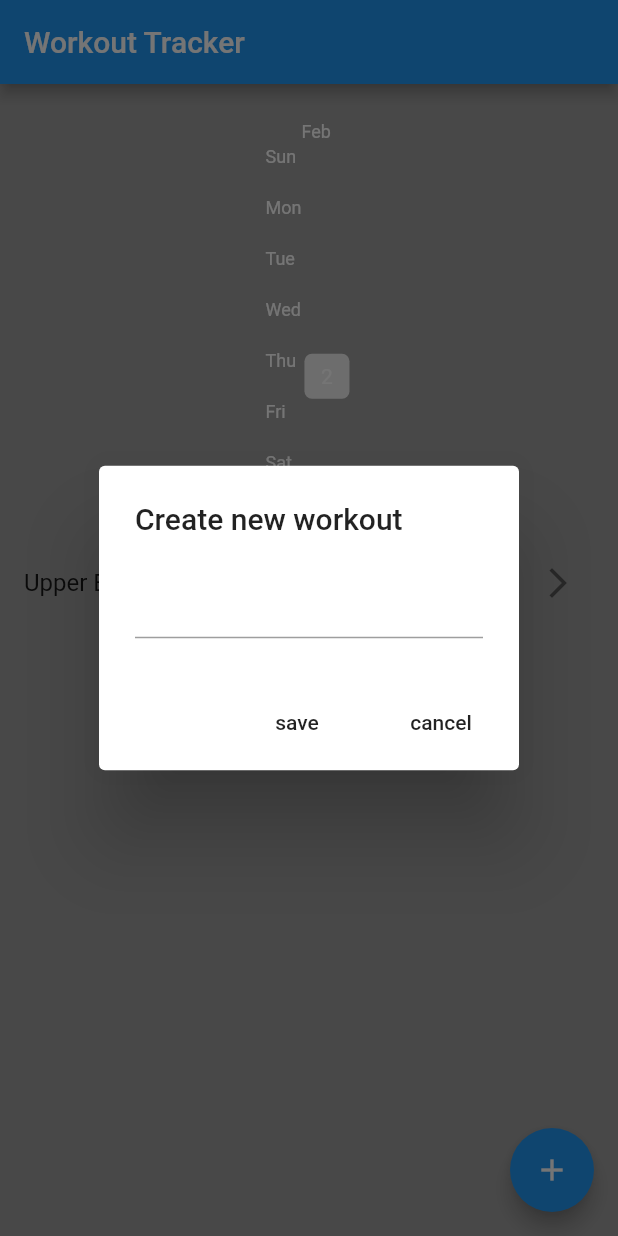
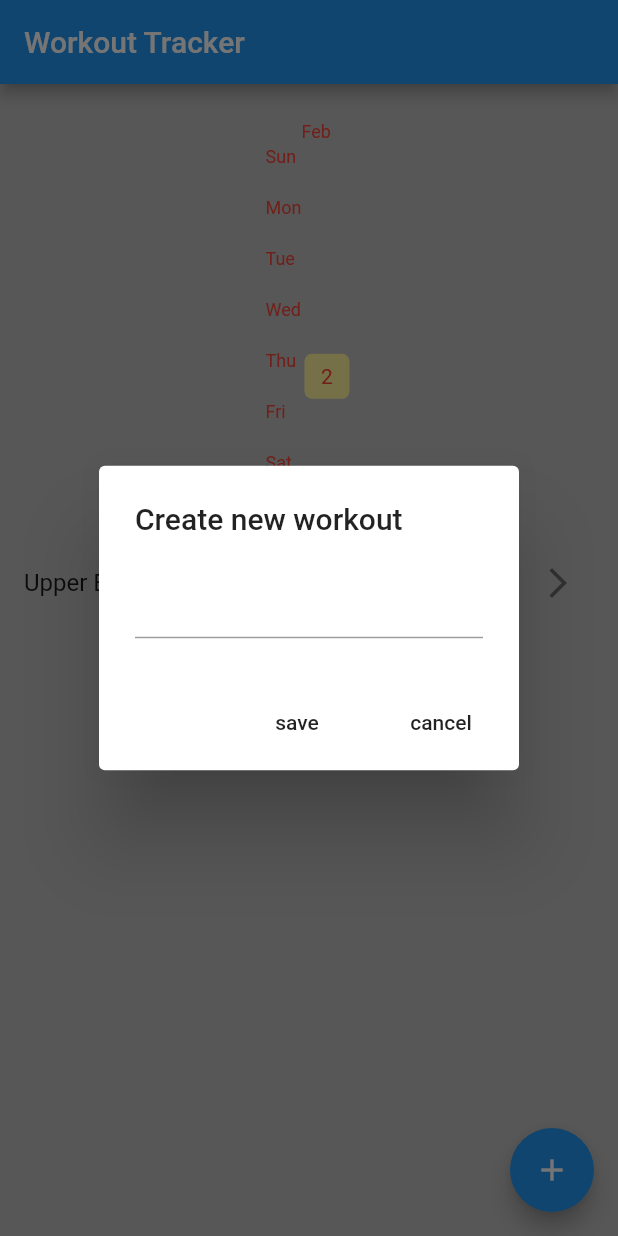
Before and after one commit to hallovelo1/workoutapp, a Flutter app: the screen it shows after launch, after a tap on the "add" icon, on a phone screen of 412 x 824 dp. Run offline on Flutter 3.47's test engine with Material 2 defaults, Android fonts, the phone set to English and light mode, and no system bars; drawn by our look-alikes of flutter_heatmap_calendar; our stand-ins replace hive_flutter; accounts and stored records are empty.

Commit message:
added icon

```diff
--- a/lib/components/exercise_tile.dart
+++ b/lib/components/exercise_tile.dart
@@ -1,4 +1,5 @@
 import 'package:flutter/material.dart';
+import 'package:flutter/services.dart';
 
 // ignore: must_be_immutable
 class ExerciseTile extends StatelessWidget {
@@ -23,7 +24,7 @@ class ExerciseTile extends StatelessWidget {
   @override
   Widget build(BuildContext context) {
     return Container(
-      color: Colors.blue,
+      color: Colors.red,
       child: ListTile(
         title: Text(
           exerciseName,
--- a/lib/components/heat_map.dart
+++ b/lib/components/heat_map.dart
@@ -21,8 +21,8 @@ class MyHeatMap extends StatelessWidget {
         endDate: DateTime.now().add(const Duration(days: 0)),
         datasets: datasets,
         colorMode: ColorMode.color,
-        defaultColor: Colors.grey[200],
-        textColor: Colors.white,
+        defaultColor: Colors.yellow[200],
+        textColor: Colors.red,
         showColorTip: false,
         showText: true,
         scrollable: true,
--- a/lib/data/hive_database.dart
+++ b/lib/data/hive_database.dart
@@ -6,7 +6,7 @@ import 'package:workouttutorial/models/workout.dart';
 
 class HiveDatabase {
   // reference out hive box
-  final _myBox = Hive.box('workout_database4');
+  final _myBox = Hive.box('workout_database5');
 
   // check if there is already data stored, if not, recored the start date
   bool previousDataExists() {
@@ -47,7 +47,7 @@ class HiveDatabase {
     List<Workout> mySavedWorkouts = [];
 
     List<String> workoutNames = _myBox.get('WORKOUTS');
-    final exerciseDetails = _myBox.get('EXERCUSES');
+    final exerciseDetails = _myBox.get('EXERCISES');
 
     // create workout objects
     for (int i = 0; i < workoutNames.length; i++) {
--- a/lib/main.dart
+++ b/lib/main.dart
@@ -9,7 +9,7 @@ void main() async {
   await Hive.initFlutter();
 
   // open a hive box
-  await Hive.openBox('workout_database4');
+  await Hive.openBox('workout_database5');
 
   runApp(const MyApp());
 }
--- a/lib/pages/home_page.dart
+++ b/lib/pages/home_page.dart
@@ -28,7 +28,7 @@ class _HomePageState extends State<HomePage> {
     showDialog(
       context: context,
       builder: (context) => AlertDialog(
-        title: Text('Create new workout'),
+        title: const Text('Create new workout'),
         content: TextField(
           controller: newWorkoutNameController,
         ),
@@ -88,7 +88,7 @@ class _HomePageState extends State<HomePage> {
   Widget build(BuildContext context) {
     return Consumer<WorkoutData>(
       builder: (context, value, child) => Scaffold(
-        backgroundColor: Colors.grey[500],
+        backgroundColor: Colors.grey[400],
         appBar: AppBar(
           title: const Text('Workout Tracker'),
         ),
```
Also changed, not shown: pubspec.yaml (+20 -1 lines), asset/icon/icon.png (added), pubspec.lock, 36 other files.
